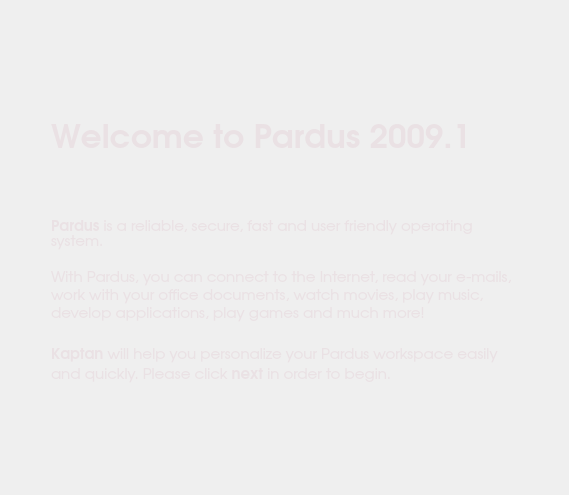
pars-linux/uludag, file kde/kaptan/src/gui/welcomeWidget.ui: the form before one commit.
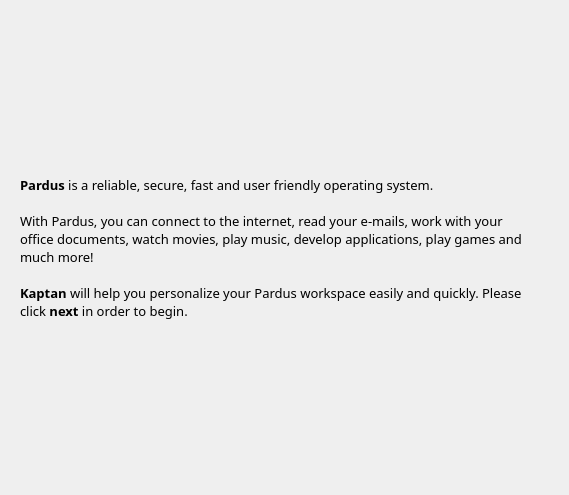
The form after the commit. Icons and pictures are not drawn.

Commit message: fix welcome widget

```diff
--- a/kde/kaptan/src/gui/welcomeWidget.ui
+++ b/kde/kaptan/src/gui/welcomeWidget.ui
@@ -17,7 +17,10 @@
    <string notr="true"/>
   </property>
   <layout class="QGridLayout" name="gridLayout">
-   <item row="0" column="1">
+   <property name="margin">
+    <number>20</number>
+   </property>
+   <item row="0" column="0">
     <spacer name="verticalSpacer_3">
      <property name="orientation">
       <enum>Qt::Vertical</enum>
@@ -28,63 +31,13 @@
      <property name="sizeHint" stdset="0">
       <size>
        <width>20</width>
-       <height>40</height>
+       <height>20</height>
       </size>
      </property>
     </spacer>
    </item>
-   <item row="1" column="1" colspan="2">
-    <widget class="QLabel" name="title">
-     <property name="font">
-      <font>
-       <family>URW Gothic L</family>
-       <pointsize>25</pointsize>
-       <weight>75</weight>
-       <bold>true</bold>
-      </font>
-     </property>
-     <property name="styleSheet">
-      <string>color: rgb(234, 225, 228);</string>
-     </property>
-     <property name="text">
-      <string>Welcome to Pardus 2009.1</string>
-     </property>
-    </widget>
-   </item>
-   <item row="2" column="1">
-    <spacer name="verticalSpacer_2">
-     <property name="orientation">
-      <enum>Qt::Vertical</enum>
-     </property>
-     <property name="sizeType">
-      <enum>QSizePolicy::Fixed</enum>
-     </property>
-     <property name="sizeHint" stdset="0">
-      <size>
-       <width>20</width>
-       <height>50</height>
-      </size>
-     </property>
-    </spacer>
-   </item>
-   <item row="3" column="0">
-    <spacer name="horizontalSpacer_3">
-     <property name="orientation">
-      <enum>Qt::Horizontal</enum>
-     </property>
-     <property name="sizeType">
-      <enum>QSizePolicy::Fixed</enum>
-     </property>
-     <property name="sizeHint" stdset="0">
-      <size>
-       <width>40</width>
-       <height>30</height>
-      </size>
-     </property>
-    </spacer>
-   </item>
-   <item row="3" column="1">
-    <widget class="QLabel" name="labelKaptanIntro">
+   <item row="1" column="0">
+    <widget class="QLabel" name="description">
      <property name="sizePolicy">
       <sizepolicy hsizetype="Expanding" vsizetype="Fixed">
        <horstretch>0</horstretch>
@@ -105,25 +58,25 @@
      </property>
      <property name="font">
       <font>
-       <family>URW Gothic L</family>
-       <pointsize>11</pointsize>
+       <family>Sans Serif</family>
+       <pointsize>10</pointsize>
       </font>
      </property>
      <property name="styleSheet">
-      <string notr="true">color: rgb(234, 225, 228);</string>
+      <string notr="true"/>
      </property>
      <property name="frameShadow">
       <enum>QFrame::Raised</enum>
      </property>
      <property name="text">
-      <string>&lt;b&gt;Pardus&lt;/b&gt; is a reliable, secure, fast and user friendly operating system. &lt;br /&gt;&lt;br /&gt;With Pardus, you can connect to the Internet, read your e-mails, work with your office documents, watch movies, play music, develop applications, play games and much more! &lt;br /&gt;&lt;br /&gt;&lt;b&gt;Kaptan&lt;/b&gt; will help you personalize your Pardus workspace easily and quickly. Please click &lt;b&gt;next&lt;/b&gt; in order to begin.</string>
+      <string>&lt;b&gt;Pardus&lt;/b&gt; is a reliable, secure, fast and user friendly operating system. &lt;br /&gt;&lt;br /&gt;With Pardus, you can connect to the internet, read your e-mails, work with your office documents, watch movies, play music, develop applications, play games and much more! &lt;br /&gt;&lt;br /&gt;&lt;b&gt;Kaptan&lt;/b&gt; will help you personalize your Pardus workspace easily and quickly. Please click &lt;b&gt;next&lt;/b&gt; in order to begin.</string>
      </property>
      <property name="wordWrap">
       <bool>true</bool>
      </property>
     </widget>
    </item>
-   <item row="4" column="1">
+   <item row="2" column="0">
     <spacer name="verticalSpacer">
      <property name="orientation">
       <enum>Qt::Vertical</enum>
@@ -139,21 +92,15 @@
      </property>
     </spacer>
    </item>
-   <item row="3" column="2">
-    <spacer name="horizontalSpacer_4">
-     <property name="orientation">
-      <enum>Qt::Horizontal</enum>
+   <item row="1" column="1">
+    <widget class="QLabel" name="label">
+     <property name="text">
+      <string/>
      </property>
-     <property name="sizeType">
-      <enum>QSizePolicy::Fixed</enum>
+     <property name="pixmap">
+      <pixmap resource="raw.qrc">:/raw/pics/kaptan_welcome.png</pixmap>
      </property>
-     <property name="sizeHint" stdset="0">
-      <size>
-       <width>25</width>
-       <height>30</height>
-      </size>
-     </property>
-    </spacer>
+    </widget>
    </item>
   </layout>
  </widget>
```
Left out of the diff: 4 changed lines with no effect on the pictures.
